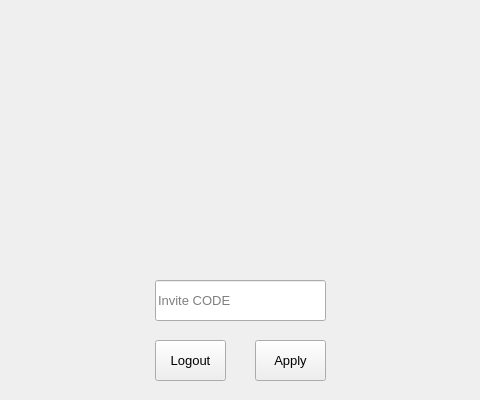
First picture: the form in src/ui/InviteGateway.ui, repository chapeullah/EventGift, before the edit; both pictures show x 160 to 640 and y 0 to 400 of the 800 by 600 pixel window.
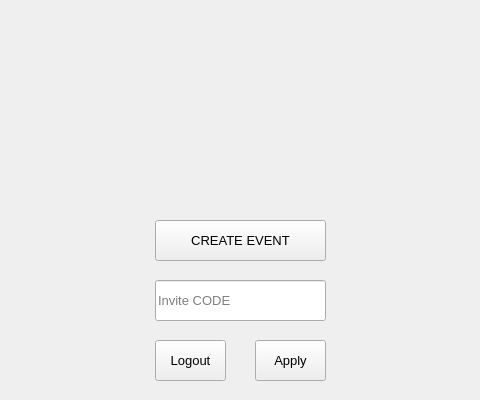
Second picture: the form after the edit.

What changed in the file:
```diff
--- a/src/ui/InviteGateway.ui
+++ b/src/ui/InviteGateway.ui
@@ -108,6 +108,25 @@
     <string>Logout</string>
    </property>
   </widget>
+  <widget class="QPushButton" name="CreateEvent">
+   <property name="geometry">
+    <rect>
+     <x>315</x>
+     <y>220</y>
+     <width>171</width>
+     <height>41</height>
+    </rect>
+   </property>
+   <property name="sizePolicy">
+    <sizepolicy hsizetype="Fixed" vsizetype="Fixed">
+     <horstretch>0</horstretch>
+     <verstretch>0</verstretch>
+    </sizepolicy>
+   </property>
+   <property name="text">
+    <string>CREATE EVENT</string>
+   </property>
+  </widget>
  </widget>
  <resources/>
  <connections/>
```
